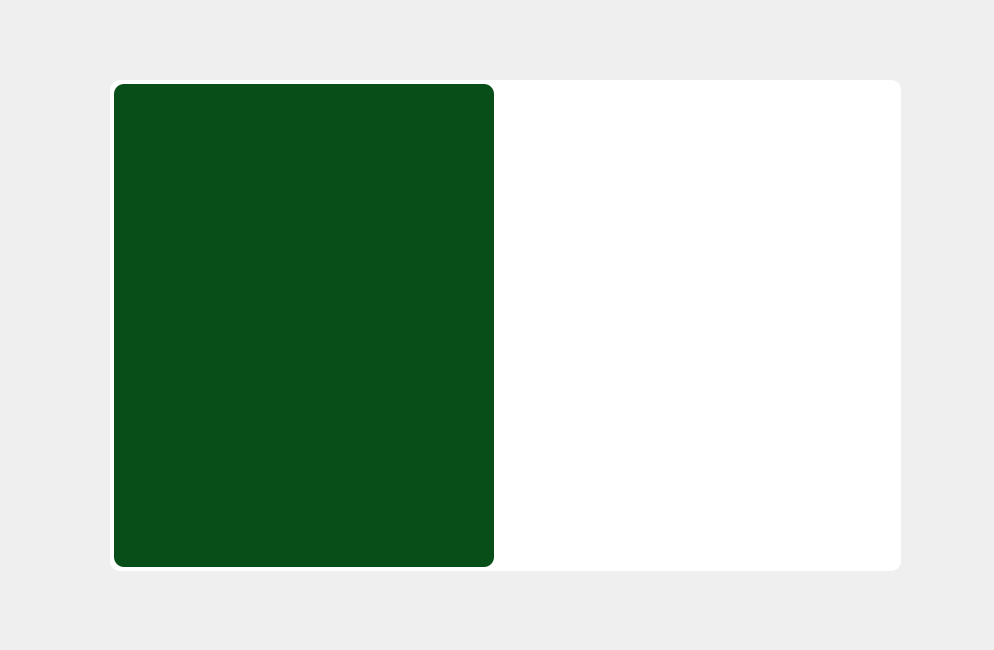
This is SocialNetwork/login_signup.ui in amir-h-A-0001/DS-SocialNetwork as Qt 5 draws it before an edit. The edited form follows.
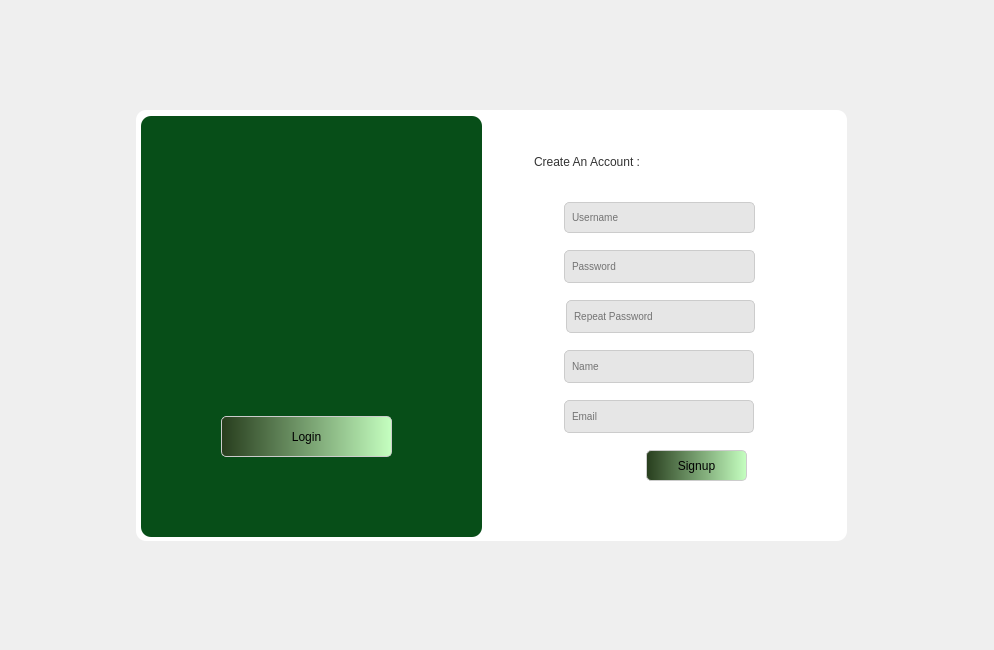
This is the edited form.

Commit message: added some widgets in login and signup window

```diff
--- a/SocialNetwork/login_signup.ui
+++ b/SocialNetwork/login_signup.ui
@@ -17,16 +17,13 @@
    <string notr="true"/>
   </property>
   <widget class="QWidget" name="centralwidget">
-   <widget class="QWidget" name="mainWidget" native="true">
-    <property name="enabled">
-     <bool>true</bool>
-    </property>
+   <widget class="QFrame" name="mainFrame">
     <property name="geometry">
      <rect>
-      <x>110</x>
-      <y>80</y>
-      <width>791</width>
-      <height>491</height>
+      <x>136</x>
+      <y>110</y>
+      <width>711</width>
+      <height>431</height>
      </rect>
     </property>
     <property name="sizePolicy">
@@ -36,20 +33,62 @@
      </sizepolicy>
     </property>
     <property name="styleSheet">
-     <string notr="true">QWidget {
-	
+     <string notr="true">QFrame {
 	background-color: rgb(255, 255, 255);
 	border-radius: 10px;
 }
+QLineEdit {
+	/*background-color: rgb(206, 206, 206);
+	background-color: rgb(214, 214, 214);*/
+	background-color: rgb(230, 230, 230);
+    border: 1px solid #cccccc;
+    border-radius: 5px;
+    padding: 5px;
+    font-size: 10px;
+	color: rgb(0, 0, 0);
+    box-shadow: 2px 2px 5px rgba(0, 0, 0, 0.2);
+}
+QLineEdit:focus {
+    box-shadow: 0 0 10px rgba(0, 123, 255, 0.5);
+}
+
+QLineEdit:hover {
+	background-color: rgb(151, 151, 151);
+}
+
+QPushButton {
+  /* background-color: rgb(230, 230, 230);*/
+	
+	background-color: qlineargradient(spread:pad, x1:0, y1:0, x2:1, y2:0, stop:0 rgba(39, 61, 29, 255), stop:1 rgba(197, 255, 192, 255));
+	color: rgb(0, 0, 0);
+    border: 1px solid #cccccc;
+    border-radius: 5px;
+}
+QPushButton:hover {
+    
+}
+
+QLabel {
+    color: #333333;
+    background-color: transparent;
+    padding: 5px;
+}
+
 </string>
     </property>
+    <property name="frameShape">
+     <enum>QFrame::Shape::StyledPanel</enum>
+    </property>
+    <property name="frameShadow">
+     <enum>QFrame::Shadow::Raised</enum>
+    </property>
     <widget class="QFrame" name="picture">
      <property name="geometry">
       <rect>
-       <x>4</x>
-       <y>4</y>
-       <width>380</width>
-       <height>483</height>
+       <x>5</x>
+       <y>6</y>
+       <width>341</width>
+       <height>421</height>
       </rect>
      </property>
      <property name="sizePolicy">
@@ -71,7 +110,209 @@
      <property name="frameShadow">
       <enum>QFrame::Shadow::Raised</enum>
      </property>
+     <widget class="QPushButton" name="pushButton">
+      <property name="geometry">
+       <rect>
+        <x>80</x>
+        <y>300</y>
+        <width>171</width>
+        <height>41</height>
+       </rect>
+      </property>
+      <property name="text">
+       <string>Login</string>
+      </property>
+     </widget>
     </widget>
+    <widget class="QLineEdit" name="nameLE">
+     <property name="geometry">
+      <rect>
+       <x>428</x>
+       <y>240</y>
+       <width>190</width>
+       <height>33</height>
+      </rect>
+     </property>
+     <property name="alignment">
+      <set>Qt::AlignmentFlag::AlignLeading|Qt::AlignmentFlag::AlignLeft|Qt::AlignmentFlag::AlignVCenter</set>
+     </property>
+     <property name="placeholderText">
+      <string>Name</string>
+     </property>
+    </widget>
+    <widget class="QLineEdit" name="usernaemLE">
+     <property name="geometry">
+      <rect>
+       <x>428</x>
+       <y>92</y>
+       <width>191</width>
+       <height>31</height>
+      </rect>
+     </property>
+     <property name="placeholderText">
+      <string>Username</string>
+     </property>
+    </widget>
+    <widget class="QLabel" name="creatAccountLB">
+     <property name="geometry">
+      <rect>
+       <x>390</x>
+       <y>31</y>
+       <width>211</width>
+       <height>41</height>
+      </rect>
+     </property>
+     <property name="styleSheet">
+      <string notr="true">QLabel {
+    color: #333333;
+	font:  12pt &quot;Segoe UI&quot;;
+    background-color: transparent;
+    padding: 5px;
+}</string>
+     </property>
+     <property name="text">
+      <string>Create An Account : </string>
+     </property>
+    </widget>
+    <widget class="QLineEdit" name="passwordLE_2">
+     <property name="geometry">
+      <rect>
+       <x>430</x>
+       <y>190</y>
+       <width>189</width>
+       <height>33</height>
+      </rect>
+     </property>
+     <property name="placeholderText">
+      <string>Repeat Password</string>
+     </property>
+    </widget>
+    <widget class="QLabel" name="usernameERLB">
+     <property name="geometry">
+      <rect>
+       <x>430</x>
+       <y>120</y>
+       <width>181</width>
+       <height>21</height>
+      </rect>
+     </property>
+     <property name="text">
+      <string/>
+     </property>
+    </widget>
+    <widget class="QLabel" name="passwordERLB">
+     <property name="geometry">
+      <rect>
+       <x>430</x>
+       <y>170</y>
+       <width>181</width>
+       <height>21</height>
+      </rect>
+     </property>
+     <property name="text">
+      <string/>
+     </property>
+    </widget>
+    <widget class="QLabel" name="rpPasswordERLB">
+     <property name="geometry">
+      <rect>
+       <x>430</x>
+       <y>220</y>
+       <width>181</width>
+       <height>21</height>
+      </rect>
+     </property>
+     <property name="text">
+      <string/>
+     </property>
+    </widget>
+    <widget class="QLabel" name="nameERLB">
+     <property name="geometry">
+      <rect>
+       <x>430</x>
+       <y>270</y>
+       <width>181</width>
+       <height>21</height>
+      </rect>
+     </property>
+     <property name="text">
+      <string/>
+     </property>
+    </widget>
+    <widget class="QLabel" name="emailERLB">
+     <property name="geometry">
+      <rect>
+       <x>430</x>
+       <y>320</y>
+       <width>181</width>
+       <height>21</height>
+      </rect>
+     </property>
+     <property name="text">
+      <string/>
+     </property>
+    </widget>
+    <widget class="QLineEdit" name="emailLE">
+     <property name="geometry">
+      <rect>
+       <x>428</x>
+       <y>290</y>
+       <width>190</width>
+       <height>33</height>
+      </rect>
+     </property>
+     <property name="text">
+      <string/>
+     </property>
+     <property name="placeholderText">
+      <string>Email</string>
+     </property>
+    </widget>
+    <widget class="QLineEdit" name="passwordLE">
+     <property name="geometry">
+      <rect>
+       <x>428</x>
+       <y>140</y>
+       <width>191</width>
+       <height>33</height>
+      </rect>
+     </property>
+     <property name="placeholderText">
+      <string>Password</string>
+     </property>
+    </widget>
+    <widget class="QPushButton" name="signupPB">
+     <property name="geometry">
+      <rect>
+       <x>510</x>
+       <y>340</y>
+       <width>101</width>
+       <height>31</height>
+      </rect>
+     </property>
+     <property name="sizePolicy">
+      <sizepolicy hsizetype="Fixed" vsizetype="Fixed">
+       <horstretch>0</horstretch>
+       <verstretch>0</verstretch>
+      </sizepolicy>
+     </property>
+     <property name="text">
+      <string>Signup</string>
+     </property>
+    </widget>
+    <zorder>nameLE</zorder>
+    <zorder>usernaemLE</zorder>
+    <zorder></zorder>
+    <zorder></zorder>
+    <zorder>picture</zorder>
+    <zorder>creatAccountLB</zorder>
+    <zorder>nameLE</zorder>
+    <zorder>passwordLE_2</zorder>
+    <zorder>usernameERLB</zorder>
+    <zorder>passwordERLB</zorder>
+    <zorder>rpPasswordERLB</zorder>
+    <zorder>nameERLB</zorder>
+    <zorder>emailERLB</zorder>
    </widget>
   </widget>
  </widget>
```
Left out of the diff: 3 changed lines with no effect on the pictures.
